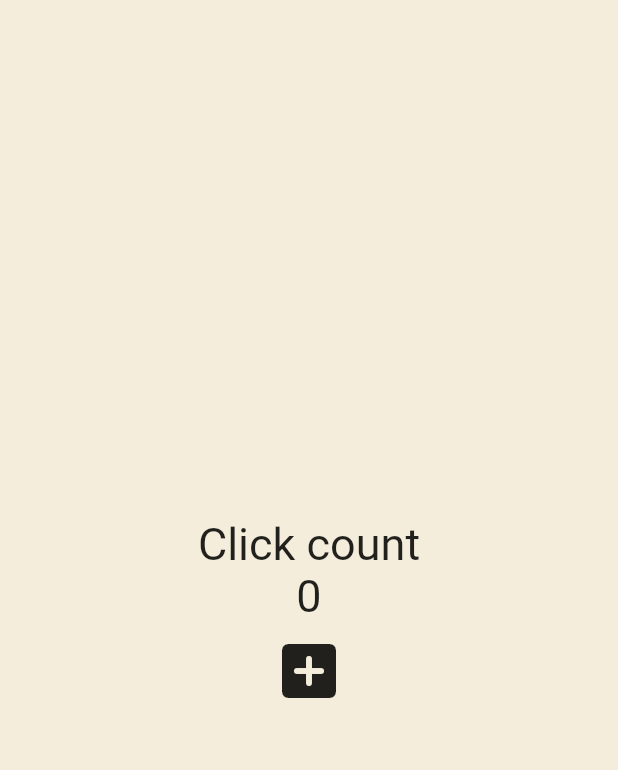
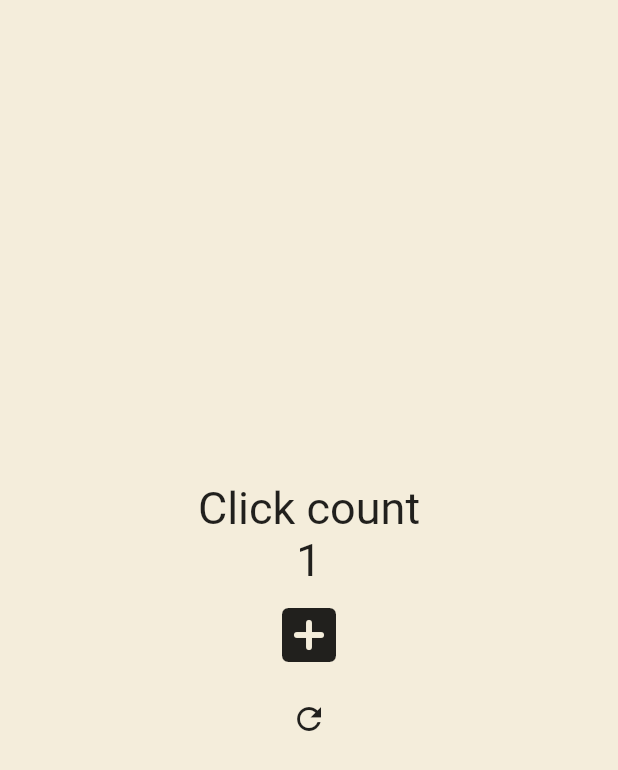
Before and after one commit to helious23/toonflix_2, a Flutter app: the screen it shows after launch, after a tap on the "add box" icon, on a phone screen of 412 x 824 dp. Shown: the top 770 px of the screen. Run offline on Flutter 3.47's test engine with Material 2 defaults, Android fonts, the phone set to English and light mode, and no system bars.

```diff
--- a/lib/main.dart
+++ b/lib/main.dart
@@ -15,7 +15,15 @@ class _AppState extends State<App> {
   int counter = 0;
 
   void onClicked() {
-    counter += 1;
+    setState(() {
+      counter += 1;
+    });
+  }
+
+  void onRefreshed() {
+    setState(() {
+      counter = 0;
+    });
   }
 
   @override
@@ -40,11 +48,19 @@ class _AppState extends State<App> {
                 ),
               ),
               IconButton(
-                  iconSize: 48,
-                  onPressed: onClicked,
-                  icon: const Icon(
-                    Icons.add_box_rounded,
-                  ))
+                iconSize: 48,
+                onPressed: onClicked,
+                icon: const Icon(
+                  Icons.add_box_rounded,
+                ),
+              ),
+              IconButton(
+                iconSize: 24,
+                onPressed: onRefreshed,
+                icon: const Icon(
+                  Icons.refresh,
+                ),
+              ),
             ],
           ),
         ),
```
